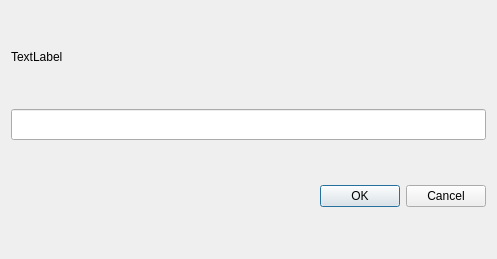
First picture: the form in Modbus-RTU/Modbus-RTU-Master/Modbus-RTU-Master/inputdatadialog.ui, repository afreedog/Modbus, before the edit.
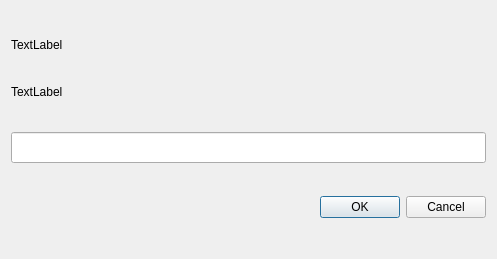
Second picture: the form after the edit.

Patch:
```diff
--- a/Modbus-RTU/Modbus-RTU-Master/Modbus-RTU-Master/inputdatadialog.ui
+++ b/Modbus-RTU/Modbus-RTU-Master/Modbus-RTU-Master/inputdatadialog.ui
@@ -27,7 +27,17 @@
      </property>
     </widget>
    </item>
-   <item row="1" column="0">
+   <item row="3" column="0">
+    <widget class="QDialogButtonBox" name="buttonBox">
+     <property name="orientation">
+      <enum>Qt::Horizontal</enum>
+     </property>
+     <property name="standardButtons">
+      <set>QDialogButtonBox::Cancel|QDialogButtonBox::Ok</set>
+     </property>
+    </widget>
+   </item>
+   <item row="2" column="0">
     <widget class="QLineEdit" name="inputDialogLineEdit">
      <property name="font">
       <font>
@@ -42,13 +52,16 @@
      </property>
     </widget>
    </item>
-   <item row="2" column="0">
-    <widget class="QDialogButtonBox" name="buttonBox">
-     <property name="orientation">
-      <enum>Qt::Horizontal</enum>
+   <item row="1" column="0">
+    <widget class="QLabel" name="label">
+     <property name="sizePolicy">
+      <sizepolicy hsizetype="Preferred" vsizetype="Fixed">
+       <horstretch>0</horstretch>
+       <verstretch>0</verstretch>
+      </sizepolicy>
      </property>
-     <property name="standardButtons">
-      <set>QDialogButtonBox::Cancel|QDialogButtonBox::Ok</set>
+     <property name="text">
+      <string>TextLabel</string>
      </property>
     </widget>
    </item>
```
